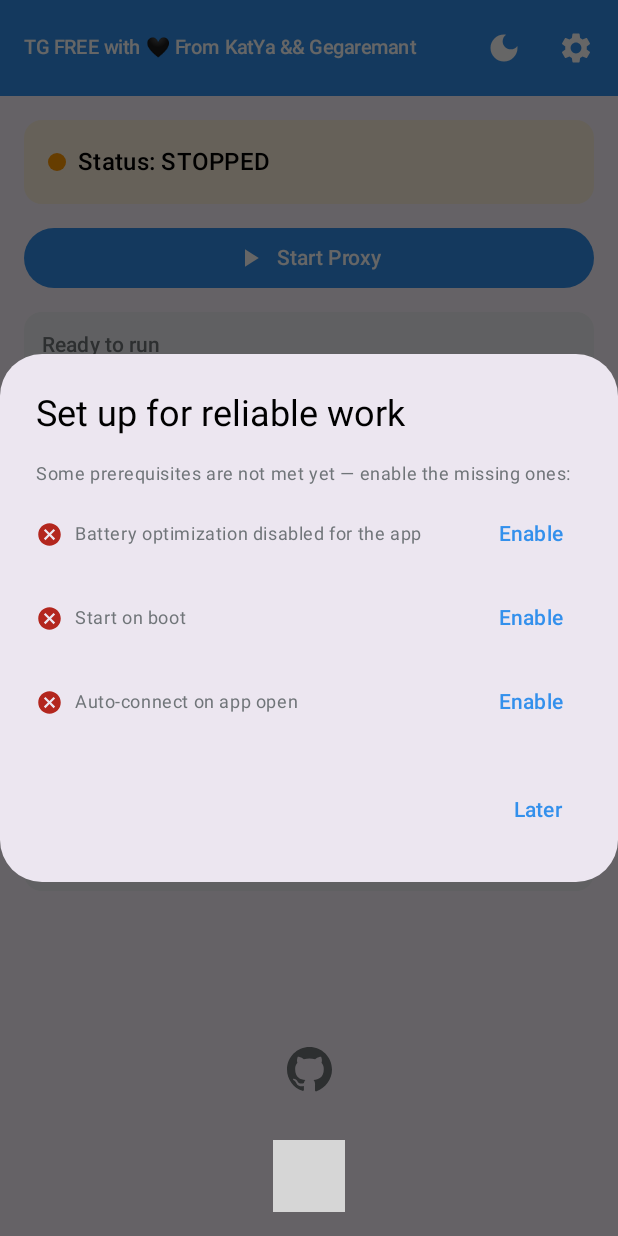
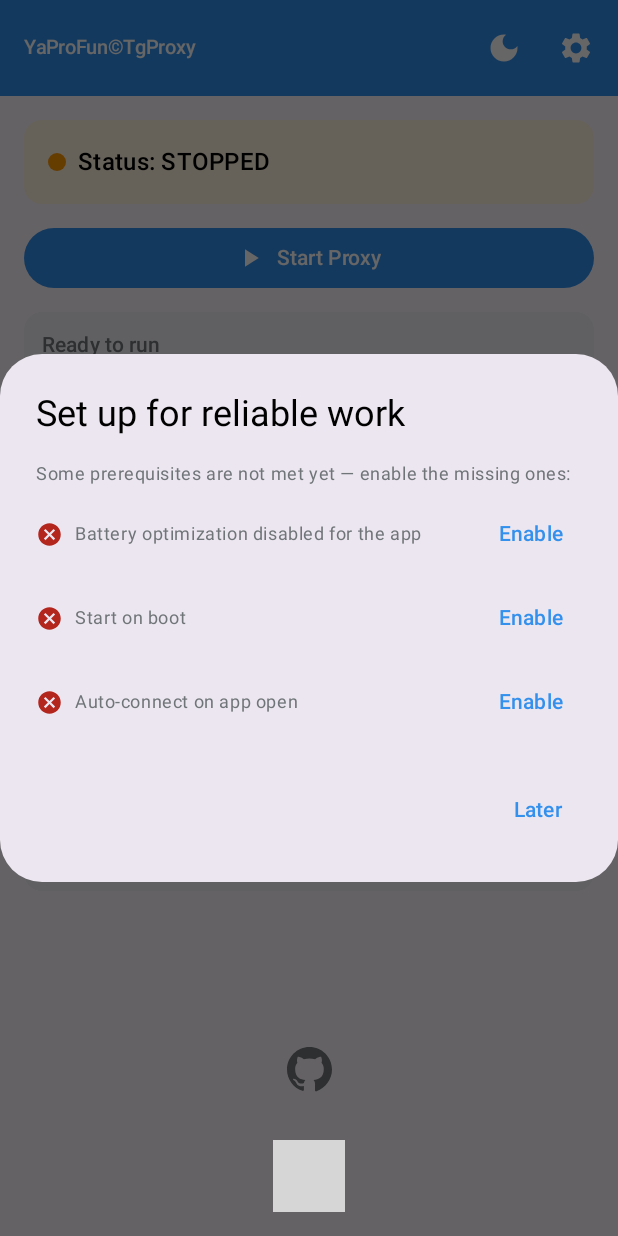
Before and after one commit to Gegaremant/TG-Proxy, an Android app built with Jetpack Compose: the screen it shows after launch (MainActivity), on a phone screen of 412 x 824 dp. Run offline under Robolectric (Android 15) with nearby library versions, the phone set to English and light mode, and no system bars; 2 statements that could not run were skipped; grey boxes are pictures that could not be loaded.

Commit message:
Rename app to YaProFun©TgProxy; fix CI version steps on Windows

```diff
--- a/app/src/main/java/org/flowseal/tgwsproxy/ui/MainActivity.kt
+++ b/app/src/main/java/org/flowseal/tgwsproxy/ui/MainActivity.kt
@@ -664,7 +664,7 @@ fun MainScreen(
             TopAppBar(
                 title = {
                     Text(
-                        "TG FREE with 🖤 From KatYa && Gegaremant",
+                        "YaProFun©TgProxy",
                         maxLines = 1,
                         overflow = TextOverflow.Ellipsis,
                         style = MaterialTheme.typography.titleSmall,
--- a/app/src/main/res/values/strings.xml
+++ b/app/src/main/res/values/strings.xml
@@ -1,5 +1,5 @@
 <resources>
-    <string name="app_name">TG WS Proxy</string>
+    <string name="app_name">YaProFun©TgProxy</string>
     <string name="status_running">Status: RUNNING</string>
     <string name="status_stopped">Status: STOPPED</string>
     <string name="start_proxy">Start Proxy</string>
```
Also changed, not shown: 15 other files.
